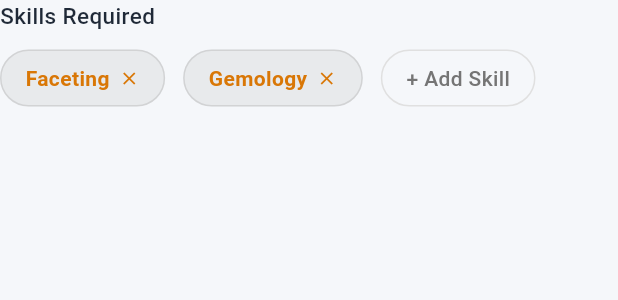
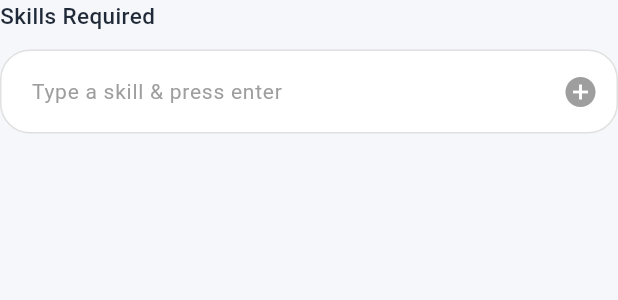
Before and after one commit to NeoArkByte/Gem_Hub, a Flutter app: the PostJobSkills widget shown alone on an empty page, opened directly with empty values, on a phone screen of 412 x 824 dp. Shown: the top 300 px of the screen. Run offline on Flutter 3.47's test engine with Material 3 defaults, Android fonts, the phone set to English and light mode, and no system bars; our stand-ins replace sqflite; accounts and stored records are empty.

Commit message:
Updated files

```diff
--- a/lib/Screen/PostNewJob/post_job_components.dart
+++ b/lib/Screen/PostNewJob/post_job_components.dart
@@ -5,7 +5,8 @@ import 'package:http/http.dart' as http;
 // --- 1. HERO SECTION ---
 class PostJobHeroSection extends StatelessWidget {
   final Color textColor;
-  const PostJobHeroSection({Key? key, required this.textColor}) : super(key: key);
+  const PostJobHeroSection({Key? key, required this.textColor})
+    : super(key: key);
 
   @override
   Widget build(BuildContext context) {
@@ -14,7 +15,11 @@ class PostJobHeroSection extends StatelessWidget {
       children: [
         Text(
           'Hire an Expert',
-          style: TextStyle(fontSize: 28, fontWeight: FontWeight.bold, color: textColor),
+          style: TextStyle(
+            fontSize: 28,
+            fontWeight: FontWeight.bold,
+            color: textColor,
+          ),
         ),
         const SizedBox(height: 8),
         Text(
@@ -89,7 +94,11 @@ class PostJobTextField extends StatelessWidget {
       children: [
         Text(
           label,
-          style: TextStyle(fontSize: 15, fontWeight: FontWeight.w500, color: labelColor),
+          style: TextStyle(
+            fontSize: 15,
+            fontWeight: FontWeight.w500,
+            color: labelColor,
+          ),
         ),
         const SizedBox(height: 8),
         Container(
@@ -110,7 +119,9 @@ class PostJobTextField extends StatelessWidget {
                 horizontal: 20,
                 vertical: maxLines > 1 ? 16 : 18,
               ),
-              prefixIcon: prefixIcon != null ? Icon(prefixIcon, color: Colors.grey[400], size: 22) : null,
+              prefixIcon: prefixIcon != null
+                  ? Icon(prefixIcon, color: Colors.grey[400], size: 22)
+                  : null,
             ),
           ),
         ),
@@ -119,13 +130,24 @@ class PostJobTextField extends StatelessWidget {
   }
 }
 
-// --- 4. SKILLS SECTION ---
+// --- 4. SKILLS SECTION (DYNAMIC) ---
 class PostJobSkills extends StatelessWidget {
   final Color primaryYellow;
-  const PostJobSkills({Key? key, required this.primaryYellow}) : super(key: key);
+  final List<String> selectedSkills;
+  final Function(String) onAddSkill;
+  final Function(int) onRemoveSkill;
+
+  const PostJobSkills({
+    Key? key,
+    required this.primaryYellow,
+    required this.selectedSkills,
+    required this.onAddSkill,
+    required this.onRemoveSkill,
+  }) : super(key: key);
 
   @override
   Widget build(BuildContext context) {
+    final TextEditingController skillController = TextEditingController();
     bool isDark = Theme.of(context).brightness == Brightness.dark;
     Color labelColor = isDark ? Colors.grey[300]! : const Color(0xFF1F2937);
 
@@ -134,45 +156,93 @@ class PostJobSkills extends StatelessWidget {
       children: [
         Text(
           'Skills Required',
-          style: TextStyle(fontSize: 15, fontWeight: FontWeight.w500, color: labelColor),
+          style: TextStyle(
+            fontSize: 15,
+            fontWeight: FontWeight.w500,
+            color: labelColor,
+          ),
         ),
         const SizedBox(height: 12),
+
+        // Skill eka type karana field eka
+        Container(
+          decoration: BoxDecoration(
+            color: isDark ? const Color(0xFF1F2937) : Colors.white,
+            borderRadius: BorderRadius.circular(20),
+            border: Border.all(
+              color: isDark ? const Color(0xFF374151) : Colors.grey[300]!,
+            ),
+          ),
+          child: TextField(
+            controller: skillController,
+            style: TextStyle(color: isDark ? Colors.white : Colors.black),
+            decoration: InputDecoration(
+              hintText: 'Type a skill & press enter',
+              hintStyle: TextStyle(color: Colors.grey[500], fontSize: 14),
+              border: InputBorder.none,
+              contentPadding: const EdgeInsets.symmetric(
+                horizontal: 20,
+                vertical: 15,
+              ),
+              suffixIcon: IconButton(
+                icon: Icon(Icons.add_circle, color: primaryYellow),
+                onPressed: () {
+                  if (skillController.text.isNotEmpty) {
+                    onAddSkill(skillController.text.trim());
+                    skillController.clear();
+                  }
+                },
+              ),
+            ),
+            onSubmitted: (value) {
+              if (value.isNotEmpty) {
+                onAddSkill(value.trim());
+                skillController.clear();
+              }
+            },
+          ),
+        ),
+
+        const SizedBox(height: 16),
+
+        // Add karapu skills list eka pennana thana
         Wrap(
-          spacing: 12,
-          runSpacing: 12,
-          children: [
-            _buildSkillChip('Faceting', true, isDark),
-            _buildSkillChip('Gemology', true, isDark),
-            _buildSkillChip('+ Add Skill', false, isDark),
-          ],
+          spacing: 10,
+          runSpacing: 10,
+          children: selectedSkills.asMap().entries.map((entry) {
+            int index = entry.key;
+            String skill = entry.value;
+            return _buildSkillChip(skill, index);
+          }).toList(),
         ),
       ],
     );
   }
 
-  Widget _buildSkillChip(String text, bool isSelected, bool isDark) {
+  Widget _buildSkillChip(String text, int index) {
     return Container(
-      padding: const EdgeInsets.symmetric(horizontal: 16, vertical: 8),
+      padding: const EdgeInsets.symmetric(horizontal: 14, vertical: 8),
       decoration: BoxDecoration(
-        color: isSelected ? primaryYellow.withOpacity(0.15) : Colors.transparent,
+        color: primaryYellow.withOpacity(0.15),
         borderRadius: BorderRadius.circular(20),
-        border: Border.all(color: isSelected ? primaryYellow.withOpacity(0.3) : (isDark ? Colors.grey[700]! : Colors.grey[300]!)),
+        border: Border.all(color: primaryYellow.withOpacity(0.4)),
       ),
       child: Row(
         mainAxisSize: MainAxisSize.min,
         children: [
           Text(
             text,
-            style: TextStyle(
-              color: isSelected ? const Color(0xFFD97706) : (isDark ? Colors.grey[400] : Colors.grey[600]),
-              fontWeight: isSelected ? FontWeight.w600 : FontWeight.w500,
-              fontSize: 14,
+            style: const TextStyle(
+              color: Color(0xFFD97706),
+              fontWeight: FontWeight.w600,
+              fontSize: 13,
             ),
           ),
-          if (isSelected) ...[
-            const SizedBox(width: 6),
-            const Icon(Icons.close, size: 14, color: Color(0xFFD97706)),
-          ],
+          const SizedBox(width: 8),
+          GestureDetector(
+            onTap: () => onRemoveSkill(index),
+            child: const Icon(Icons.close, size: 16, color: Color(0xFFD97706)),
+          ),
         ],
       ),
     );
@@ -200,7 +270,11 @@ class PostJobBottomAction extends StatelessWidget {
       padding: const EdgeInsets.fromLTRB(24, 20, 24, 32),
       decoration: BoxDecoration(
         color: bgColor,
-        border: Border(top: BorderSide(color: isDark ? const Color(0xFF374151) : Colors.grey[200]!)),
+        border: Border(
+          top: BorderSide(
+            color: isDark ? const Color(0xFF374151) : Colors.grey[200]!,
+          ),
+        ),
       ),
       child: Column(
         children: [
@@ -210,7 +284,9 @@ class PostJobBottomAction extends StatelessWidget {
               backgroundColor: primaryYellow,
               foregroundColor: Colors.black,
               minimumSize: const Size(double.infinity, 56),
-              shape: RoundedRectangleBorder(borderRadius: BorderRadius.circular(28)),
+              shape: RoundedRectangleBorder(
+                borderRadius: BorderRadius.circular(28),
+              ),
               elevation: 0,
             ),
             child: Row(
@@ -218,14 +294,22 @@ class PostJobBottomAction extends StatelessWidget {
               children: const [
                 Icon(Icons.send, size: 20),
                 SizedBox(width: 10),
-                Text('Publish Job Listing', style: TextStyle(fontSize: 16, fontWeight: FontWeight.bold)),
+                Text(
+                  'Publish Job Listing',
+                  style: TextStyle(fontSize: 16, fontWeight: FontWeight.bold),
+                ),
               ],
             ),
           ),
           const SizedBox(height: 16),
           Text(
             'STANDARD LISTING FEE: \$49.00',
-            style: TextStyle(fontSize: 11, fontWeight: FontWeight.bold, color: Colors.grey[500], letterSpacing: 1.0),
+            style: TextStyle(
+              fontSize: 11,
+              fontWeight: FontWeight.bold,
+              color: Colors.grey[500],
+              letterSpacing: 1.0,
+            ),
           ),
         ],
       ),
@@ -237,28 +321,27 @@ class PostJobBottomAction extends StatelessWidget {
 class PostJobLocationPicker extends StatefulWidget {
   final Function(String) onPlaceSelected;
 
-  const PostJobLocationPicker({
-    Key? key,
-    required this.onPlaceSelected,
-  }) : super(key: key);
+  const PostJobLocationPicker({Key? key, required this.onPlaceSelected})
+    : super(key: key);
 
   @override
   State<PostJobLocationPicker> createState() => _PostJobLocationPickerState();
 }
 
 class _PostJobLocationPickerState extends State<PostJobLocationPicker> {
-
   // OSM API eken data ganna function eka (No API Key Required!)
   Future<List<String>> _searchPlaces(String query) async {
-    if (query.isEmpty || query.length < 3) return []; // Akuru 3k wath type karama thama search wenne
+    if (query.isEmpty || query.length < 3) return [];
 
     final url = Uri.parse(
-        'https://nominatim.openstreetmap.org/search?q=$query&format=json&addressdetails=1&limit=5');
+      'https://nominatim.openstreetmap.org/search?q=$query&format=json&addressdetails=1&limit=5',
+    );
 
     try {
-      final response = await http.get(url, headers: {
-        'User-Agent': 'GemCostJobsApp/1.0', // OSM requires a User-Agent to prevent blocking
-      });
+      final response = await http.get(
+        url,
+        headers: {'User-Agent': 'GemCostJobsApp/1.0'},
+      );
 
       if (response.statusCode == 200) {
         final List data = json.decode(response.body);
@@ -284,7 +367,8 @@ class _PostJobLocationPickerState extends State<PostJobLocationPicker> {
           style: TextStyle(
             fontSize: 15,
             fontWeight: FontWeight.w500,
-              color: isDark ? Colors.grey[300] : const Color(0xFF1F2937)),
+            color: isDark ? Colors.grey[300] : const Color(0xFF1F2937),
+          ),
         ),
         const SizedBox(height: 8),
         Autocomplete<String>(
@@ -292,14 +376,14 @@ class _PostJobLocationPickerState extends State<PostJobLocationPicker> {
             if (textEditingValue.text.isEmpty) {
               return const Iterable<String>.empty();
             }
-            // User type karana eka auto main variable ekata yanawa
             widget.onPlaceSelected(textEditingValue.text);
             return await _searchPlaces(textEditingValue.text);
           },
           onSelected: (String selection) {
             widget.onPlaceSelected(selection);
           },
-          fieldViewBuilder: (context, textEditingController, focusNode, onFieldSubmitted) {
+          fieldViewBuilder:
+              (context, textEditingController, focusNode, onFieldSubmitted) {
                 return Container(
                   decoration: BoxDecoration(
                     color: bgColor,
@@ -309,13 +393,23 @@ class _PostJobLocationPickerState extends State<PostJobLocationPicker> {
                   child: TextField(
                     controller: textEditingController,
                     focusNode: focusNode,
-                style: TextStyle(fontSize: 16, color: isDark ? Colors.white : Colors.black),
+                    style: TextStyle(
+                      fontSize: 16,
+                      color: isDark ? Colors.white : Colors.black,
+                    ),
                     decoration: InputDecoration(
                       hintText: 'Search city or country...',
                       hintStyle: TextStyle(color: Colors.grey[400]),
                       border: InputBorder.none,
-                  prefixIcon: Icon(Icons.location_on, color: Colors.grey[400], size: 22),
-                  contentPadding: const EdgeInsets.symmetric(horizontal: 20, vertical: 16),
+                      prefixIcon: Icon(
+                        Icons.location_on,
+                        color: Colors.grey[400],
+                        size: 22,
+                      ),
+                      contentPadding: const EdgeInsets.symmetric(
+                        horizontal: 20,
+                        vertical: 16,
+                      ),
                     ),
                   ),
                 );
@@ -328,12 +422,13 @@ class _PostJobLocationPickerState extends State<PostJobLocationPicker> {
                 borderRadius: BorderRadius.circular(20),
                 color: bgColor,
                 child: SizedBox(
-                  width: MediaQuery.of(context).size.width - 48, // Padding eka adu karala width eka haduwa
+                  width: MediaQuery.of(context).size.width - 48,
                   child: ListView.separated(
                     padding: EdgeInsets.zero,
                     shrinkWrap: true,
                     itemCount: options.length,
-                    separatorBuilder: (context, index) => Divider(height: 1, color: borderColor),
+                    separatorBuilder: (context, index) =>
+                        Divider(height: 1, color: borderColor),
                     itemBuilder: (BuildContext context, int index) {
                       final String option = options.elementAt(index);
                       return InkWell(
@@ -342,12 +437,17 @@ class _PostJobLocationPickerState extends State<PostJobLocationPicker> {
                           padding: const EdgeInsets.all(16.0),
                           child: Row(
                             children: [
-                              const Icon(Icons.location_on, color: Color(0xFF10C971)),
+                              const Icon(
+                                Icons.location_on,
+                                color: Color(0xFF10C971),
+                              ),
                               const SizedBox(width: 12),
                               Expanded(
                                 child: Text(
                                   option,
-                                  style: TextStyle(color: isDark ? Colors.white : Colors.black),
+                                  style: TextStyle(
+                                    color: isDark ? Colors.white : Colors.black,
+                                  ),
                                 ),
                               ),
                             ],
```
Also changed, not shown: lib/Screen/PostNewJob/post_new_job.dart (+29 -3 lines). Lines whose indentation alone changed are shown as unchanged.
